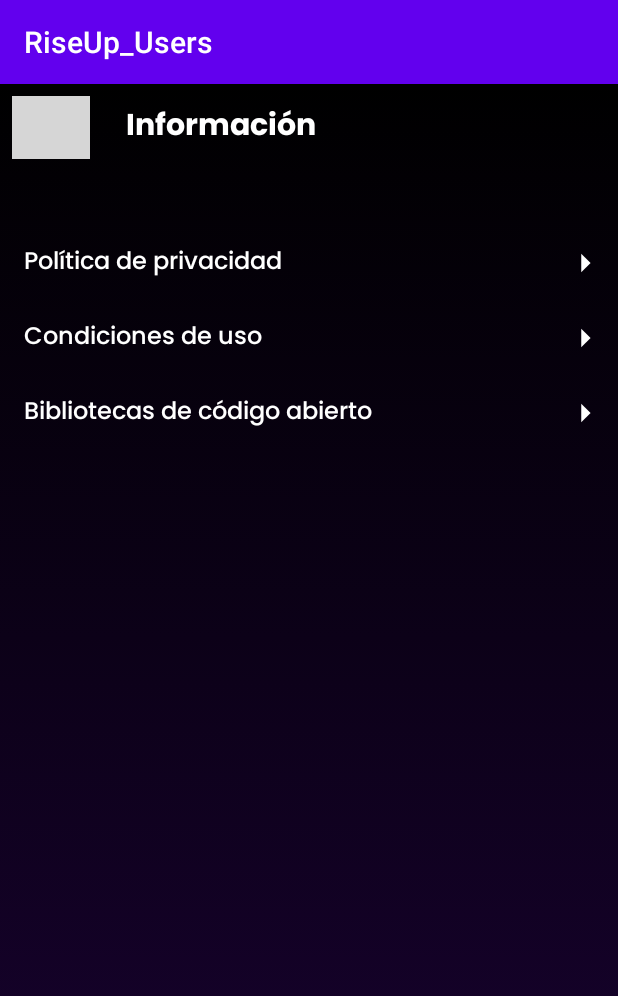
After one commit to foltrest2/RiseUp_Users, an Android app: the ConfigInformationActivity screen opened directly, with no data from a screen before it, on a phone screen of 412 x 824 dp. The commit adds this screen. Shown: the top 996 px of the screen. Run offline under Robolectric (Android 15) with nearby library versions, the light colour scheme and no system bars; grey boxes are pictures that could not be loaded.

Commit message:
config principal activities routing done

```diff
--- a/app/src/main/java/com/riseup/riseup_users/UserCreditCardsPaymentsFragment.kt
+++ b/app/src/main/java/com/riseup/riseup_users/UserCreditCardsPaymentsFragment.kt
@@ -1,5 +1,6 @@
 package com.riseup.riseup_users
 
+import android.content.Intent
 import android.os.Bundle
 import androidx.fragment.app.Fragment
 import android.view.LayoutInflater
@@ -7,6 +8,8 @@
 import android.view.ViewGroup
 import android.widget.Toast
 import com.riseup.riseup_users.databinding.FragmentUserCreditCardsPaymentsBinding
+import com.riseup.riseup_users.view.ConfigUserPaymentsAddCardActivity
+import com.riseup.riseup_users.view.ConfigUserPaysActivity
 
 class UserCreditCardsPaymentsFragment : Fragment(){
 
@@ -24,7 +27,8 @@
         val view = binding.root
 
         binding.createCardUserPayBtn.setOnClickListener {
-            Toast.makeText(activity,"Creando tarjeta",Toast.LENGTH_SHORT).show()
+            startActivity(Intent(view.context, ConfigUserPaymentsAddCardActivity::class.java))
+            onDestroyView()
         }
 
         return view
--- a/app/src/main/java/com/riseup/riseup_users/view/ConfigDiamondHistorialActivity.kt
+++ b/app/src/main/java/com/riseup/riseup_users/view/ConfigDiamondHistorialActivity.kt
@@ -1,5 +1,6 @@
 package com.riseup.riseup_users.view
 
+import android.content.Intent
 import androidx.appcompat.app.AppCompatActivity
 import android.os.Bundle
 import androidx.activity.viewModels
@@ -29,5 +30,9 @@
         adapter = DiamondHistAdapter()
         diamondHistorialRecycler.adapter = adapter
 
+        binding.atrasHistTrans.setOnClickListener {
+            startActivity(Intent(this@ConfigDiamondHistorialActivity, ConfigurationActivity::class.java))
+        }
+
     }
 }
--- /dev/null
+++ b/app/src/main/java/com/riseup/riseup_users/view/ConfigInformationActivity.kt
@@ -0,0 +1,21 @@
+package com.riseup.riseup_users.view
+
+import android.content.Intent
+import androidx.appcompat.app.AppCompatActivity
+import android.os.Bundle
+import com.riseup.riseup_users.databinding.ActivityConfigInformationBinding
+
+class ConfigInformationActivity : AppCompatActivity() {
+
+    private lateinit var binding : ActivityConfigInformationBinding
+
+    override fun onCreate(savedInstanceState: Bundle?) {
+        super.onCreate(savedInstanceState)
+        binding = ActivityConfigInformationBinding.inflate(layoutInflater)
+        setContentView(binding.root)
+
+        binding.atrasArrowInfoAppBtn.setOnClickListener {
+            startActivity(Intent(this@ConfigInformationActivity, ConfigurationActivity::class.java))
+        }
+    }
+}
--- a/app/src/main/java/com/riseup/riseup_users/view/ConfigLanguageActivity.kt
+++ b/app/src/main/java/com/riseup/riseup_users/view/ConfigLanguageActivity.kt
@@ -1,5 +1,6 @@
 package com.riseup.riseup_users.view
 
+import android.content.Intent
 import androidx.appcompat.app.AppCompatActivity
 import android.os.Bundle
 import com.riseup.riseup_users.databinding.ActivityConfigLanguageBinding
@@ -12,5 +13,10 @@
         super.onCreate(savedInstanceState)
         binding = ActivityConfigLanguageBinding.inflate(layoutInflater)
         setContentView(binding.root)
+
+
+        binding.backArrowLanguageConfigBtn.setOnClickListener {
+            startActivity(Intent(this@ConfigLanguageActivity, ConfigurationActivity::class.java))
+        }
     }
 }
--- a/app/src/main/java/com/riseup/riseup_users/view/ConfigSecurityActivity.kt
+++ b/app/src/main/java/com/riseup/riseup_users/view/ConfigSecurityActivity.kt
@@ -1,5 +1,6 @@
 package com.riseup.riseup_users.view
 
+import android.content.Intent
 import androidx.appcompat.app.AppCompatActivity
 import android.os.Bundle
 import com.riseup.riseup_users.databinding.ActivityConfigSecurityBinding
@@ -12,5 +13,9 @@
         super.onCreate(savedInstanceState)
         binding = ActivityConfigSecurityBinding.inflate(layoutInflater)
         setContentView(binding.root)
+
+        binding.atrasBtnContrasenaConfig.setOnClickListener {
+            startActivity(Intent(this@ConfigSecurityActivity, ConfigurationActivity::class.java))
+        }
     }
 }
--- a/app/src/main/java/com/riseup/riseup_users/view/ConfigUserPaymentsAddCardActivity.kt
+++ b/app/src/main/java/com/riseup/riseup_users/view/ConfigUserPaymentsAddCardActivity.kt
@@ -1,5 +1,6 @@
 package com.riseup.riseup_users.view
 
+import android.content.Intent
 import com.riseup.riseup_users.databinding.ActivityConfigUserPaymentsAddCardBinding
 import androidx.appcompat.app.AppCompatActivity
 import android.os.Bundle
@@ -12,5 +13,9 @@
         super.onCreate(savedInstanceState)
         binding = ActivityConfigUserPaymentsAddCardBinding.inflate(layoutInflater)
         setContentView(binding.root)
+
+        binding.backBtnAddCardUserPay.setOnClickListener {
+            startActivity(Intent(this@ConfigUserPaymentsAddCardActivity, ConfigUserPaysActivity::class.java))
+        }
     }
 }
--- /dev/null
+++ b/app/src/main/res/drawable/arrowminiright24p.xml
@@ -0,0 +1,10 @@
+<vector xmlns:android="http://schemas.android.com/apk/res/android"
+    android:width="28dp"
+    android:height="28dp"
+    android:viewportWidth="24"
+    android:viewportHeight="24"
+    android:tint="@color/white">
+  <path
+      android:fillColor="@android:color/white"
+      android:pathData="M9.85,17.325V6.675L15.2,12Z"/>
+</vector>
--- /dev/null
+++ b/app/src/main/res/layout/activity_config_information.xml
@@ -0,0 +1,145 @@
+<?xml version="1.0" encoding="utf-8"?>
+<androidx.constraintlayout.widget.ConstraintLayout xmlns:android="http://schemas.android.com/apk/res/android"
+    xmlns:app="http://schemas.android.com/apk/res-auto"
+    xmlns:tools="http://schemas.android.com/tools"
+    android:layout_width="match_parent"
+    android:layout_height="match_parent"
+    android:background="@drawable/linear_gradient_background"
+    tools:context=".view.ConfigInformationActivity">
+
+    <androidx.constraintlayout.widget.ConstraintLayout
+        android:id="@+id/constraintLayoutInformationHeader"
+        android:layout_width="0dp"
+        android:layout_height="42dp"
+        android:layout_marginTop="8dp"
+        app:layout_constraintEnd_toEndOf="parent"
+        app:layout_constraintStart_toStartOf="parent"
+        app:layout_constraintTop_toTopOf="parent">
+
+        <ImageButton
+            android:id="@+id/atrasArrowInfoAppBtn"
+            style="@style/BackArrowButton"
+            android:layout_width="52dp"
+            android:layout_height="0dp"
+            android:layout_marginStart="8dp"
+            app:layout_constraintBottom_toBottomOf="parent"
+            app:layout_constraintStart_toStartOf="parent"
+            app:layout_constraintTop_toTopOf="parent"
+            app:srcCompat="@drawable/arrowback" />
+
+        <TextView
+            android:id="@+id/infoAppTittleTV"
+            style="@style/PoppinsBold_20"
+            android:layout_width="0dp"
+            android:layout_height="wrap_content"
+            android:layout_marginStart="24dp"
+            android:text="@string/info"
+            app:layout_constraintBottom_toBottomOf="@+id/atrasArrowInfoAppBtn"
+            app:layout_constraintEnd_toEndOf="parent"
+            app:layout_constraintStart_toEndOf="@+id/atrasArrowInfoAppBtn"
+            app:layout_constraintTop_toTopOf="@+id/atrasArrowInfoAppBtn" />
+    </androidx.constraintlayout.widget.ConstraintLayout>
+
+    <androidx.constraintlayout.widget.ConstraintLayout
+        android:id="@+id/politicaPrivConstraint"
+        android:layout_width="0dp"
+        android:layout_height="42dp"
+        android:layout_marginTop="48dp"
+        app:layout_constraintEnd_toEndOf="parent"
+        app:layout_constraintHorizontal_bias="0.0"
+        app:layout_constraintStart_toStartOf="parent"
+        app:layout_constraintTop_toBottomOf="@+id/constraintLayoutInformationHeader">
+
+        <TextView
+            android:id="@+id/politicaPrivTV"
+            style="@style/PoppinsMed_16"
+            android:layout_width="0dp"
+            android:layout_height="wrap_content"
+            android:layout_marginStart="16dp"
+            android:layout_marginEnd="24dp"
+            android:text="@string/politicaPrivTittle"
+            app:layout_constraintBottom_toBottomOf="@+id/arrowPoliticPriv"
+            app:layout_constraintEnd_toStartOf="@+id/arrowPoliticPriv"
+            app:layout_constraintStart_toStartOf="parent"
+            app:layout_constraintTop_toTopOf="@+id/arrowPoliticPriv" />
+
+        <ImageView
+            android:id="@+id/arrowPoliticPriv"
+            android:layout_width="wrap_content"
+            android:layout_height="wrap_content"
+            android:layout_marginEnd="8dp"
+            app:layout_constraintBottom_toBottomOf="parent"
+            app:layout_constraintEnd_toEndOf="parent"
+            app:layout_constraintTop_toTopOf="parent"
+            app:srcCompat="@drawable/arrowminiright24p" />
+    </androidx.constraintlayout.widget.ConstraintLayout>
+
+    <androidx.constraintlayout.widget.ConstraintLayout
+        android:id="@+id/condUsoConstraint"
+        android:layout_width="0dp"
+        android:layout_height="42dp"
+        android:layout_marginTop="8dp"
+        app:layout_constraintEnd_toEndOf="parent"
+        app:layout_constraintHorizontal_bias="0.0"
+        app:layout_constraintStart_toStartOf="parent"
+        app:layout_constraintTop_toBottomOf="@+id/politicaPrivConstraint">
+
+        <TextView
+            android:id="@+id/condUsoTV"
+            style="@style/PoppinsMed_16"
+            android:layout_width="0dp"
+            android:layout_height="wrap_content"
+            android:layout_marginStart="16dp"
+            android:layout_marginEnd="24dp"
+            android:text="@string/condUso"
+            app:layout_constraintBottom_toBottomOf="@+id/arrowCondUso"
+            app:layout_constraintEnd_toStartOf="@+id/arrowCondUso"
+            app:layout_constraintStart_toStartOf="parent"
+            app:layout_constraintTop_toTopOf="@+id/arrowCondUso" />
+
+        <ImageView
+            android:id="@+id/arrowCondUso"
+            android:layout_width="wrap_content"
+            android:layout_height="wrap_content"
+            android:layout_marginEnd="8dp"
+            app:layout_constraintBottom_toBottomOf="parent"
+            app:layout_constraintEnd_toEndOf="parent"
+            app:layout_constraintTop_toTopOf="parent"
+            app:srcCompat="@drawable/arrowminiright24p" />
+    </androidx.constraintlayout.widget.ConstraintLayout>
+
+    <androidx.constraintlayout.widget.ConstraintLayout
+        android:id="@+id/bibCodAbirConstraint"
+        android:layout_width="0dp"
+        android:layout_height="42dp"
+        android:layout_marginTop="8dp"
+        app:layout_constraintEnd_toEndOf="parent"
+        app:layout_constraintHorizontal_bias="0.0"
+        app:layout_constraintStart_toStartOf="parent"
+        app:layout_constraintTop_toBottomOf="@+id/condUsoConstraint">
+
+        <TextView
+            android:id="@+id/bibliotecasCodAbiertoTV"
+            style="@style/PoppinsMed_16"
+            android:layout_width="0dp"
+            android:layout_height="wrap_content"
+            android:layout_marginStart="16dp"
+            android:layout_marginEnd="24dp"
+            android:text="@string/biblioCodAbi"
+            app:layout_constraintBottom_toBottomOf="@+id/arrowBiblioCodAb"
+            app:layout_constraintEnd_toStartOf="@+id/arrowBiblioCodAb"
+            app:layout_constraintStart_toStartOf="parent"
+            app:layout_constraintTop_toTopOf="@+id/arrowBiblioCodAb" />
+
+        <ImageView
+            android:id="@+id/arrowBiblioCodAb"
+            android:layout_width="wrap_content"
+            android:layout_height="wrap_content"
+            android:layout_marginEnd="8dp"
+            app:layout_constraintBottom_toBottomOf="parent"
+            app:layout_constraintEnd_toEndOf="parent"
+            app:layout_constraintTop_toTopOf="parent"
+            app:srcCompat="@drawable/arrowminiright24p" />
+    </androidx.constraintlayout.widget.ConstraintLayout>
+
+</androidx.constraintlayout.widget.ConstraintLayout>
--- a/app/src/main/res/layout/activity_config_language.xml
+++ b/app/src/main/res/layout/activity_config_language.xml
@@ -54,11 +54,10 @@
     <RadioGroup
         android:id="@+id/radioGroupidiomasConfig"
         android:layout_width="0dp"
-        android:layout_height="0dp"
+        android:layout_height="wrap_content"
         android:layout_marginTop="24dp"
         app:flow_horizontalAlign="start"
         app:flow_verticalAlign="center"
-        app:layout_constraintBottom_toBottomOf="parent"
         app:layout_constraintEnd_toEndOf="parent"
         app:layout_constraintStart_toStartOf="parent"
         app:layout_constraintTop_toBottomOf="@+id/idiomasIdiomaTV2">
@@ -68,6 +67,7 @@
             style="@style/radioBtnCompleto"
             android:layout_width="match_parent"
             android:layout_height="wrap_content"
+            android:checked="true"
             android:text="@string/espanolLang"
             android:textAllCaps="false" />
 
--- a/app/src/main/res/values/strings.xml
+++ b/app/src/main/res/values/strings.xml
@@ -78,6 +78,10 @@
     <string name="fancesLang">Francés</string>
     <string name="rusolLang">Ruso</string>
     <string name="alemanLang">Alemán</string>
+    <string name="politicaPrivTittle">Política de privacidad</string>
+    <string name="condUso">Condiciones de uso</string>
+    <string name="biblioCodAbi">Bibliotecas de código abierto</string>
+    <string name="reportarProblema">Reportar un problema</string>
 
 
 </resources>
--- a/app/src/main/res/values/themes.xml
+++ b/app/src/main/res/values/themes.xml
@@ -287,8 +287,11 @@
         <item name="android:textSize">16dp</item>
         <item name="android:layoutDirection">rtl</item>
         <item name="android:textAlignment">textStart</item>
-        <item name="android:paddingStart">250dp</item>
+        <item name="android:paddingStart">200dp</item>
         <item name="android:layout_gravity">start</item>
+        <item name="android:layout_marginBottom">20dp</item>
+        <item name="android:layout_marginLeft">20dp</item>
+        <item name="android:layout_marginRight">20dp</item>
     </style>
 
 
```
Also changed, not shown: app/src/main/AndroidManifest.xml (+11 -5 lines), app/src/main/java/com/riseup/riseup_users/view/ConfigHelpActivity.kt (added, +23 -0 lines), app/src/main/java/com/riseup/riseup_users/view/ConfigProfileInfoActivity.kt (+7 -0 lines), app/src/main/java/com/riseup/riseup_users/view/ConfigUserPaysActivity.kt (+7 -0 lines), app/src/main/java/com/riseup/riseup_users/view/ConfigurationActivity.kt (+27 -0 lines), app/src/main/res/layout/activity_config_help.xml (added, +108 -0 lines), app/src/main/res/layout/activity_config_user_payments_add_card.xml (+4 -4 lines), app/src/main/res/layout/activity_configuration.xml (+11 -0 lines).
